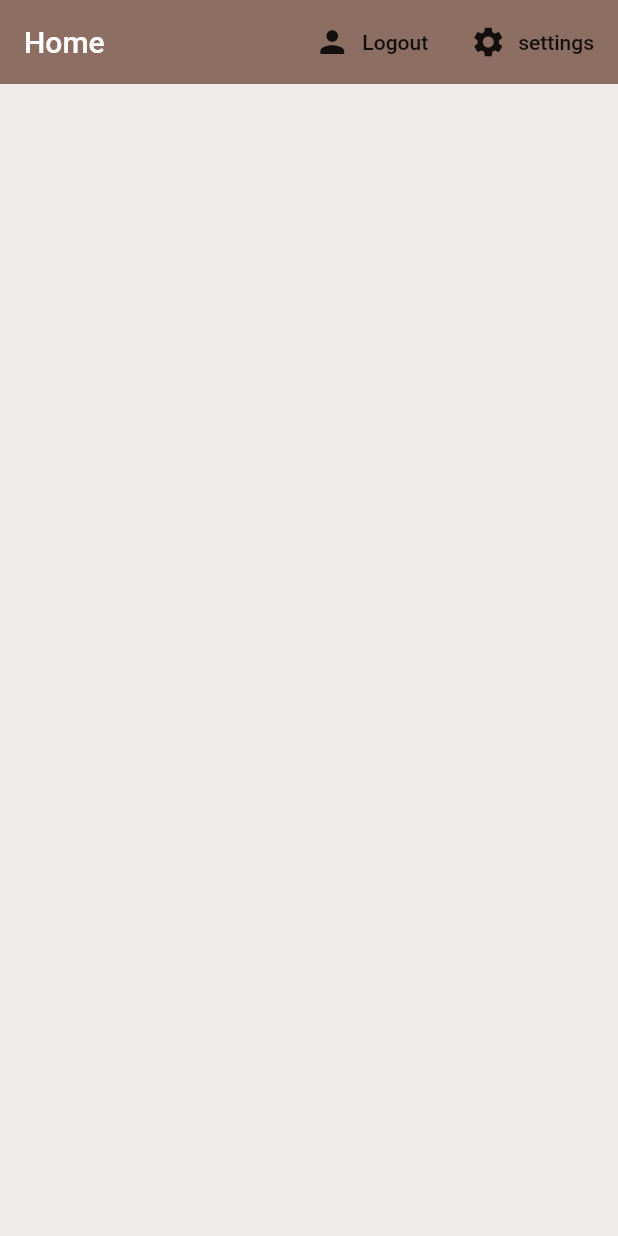
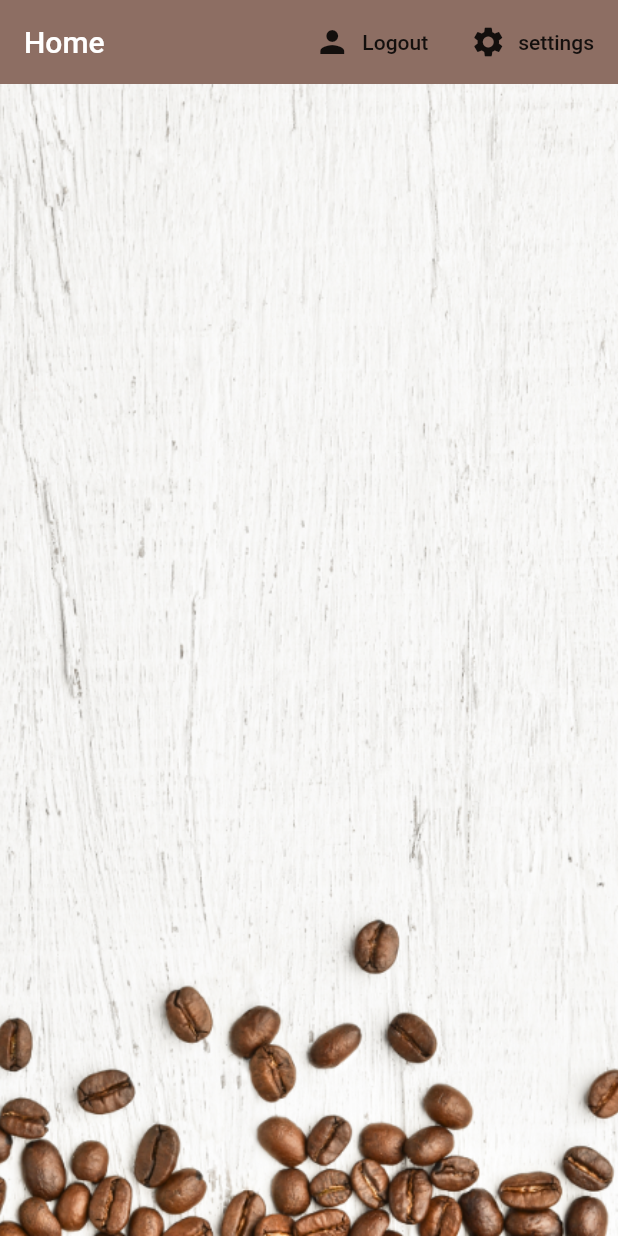
Before and after one commit to Hamza-ye/cafe_example, a Flutter app: the screen it shows once a user with an empty profile is signed in, on a phone screen of 412 x 824 dp. Run offline on Flutter 3.47's test engine with Material 2 defaults, Android fonts, the phone set to English and light mode, and no system bars; our stand-ins replace cloud_firestore, firebase_auth, flutter_spinkit; accounts and stored records are empty.

Commit message:
Add coffee background to the home screen and coffee icon to list item

```diff
--- a/lib/screens/home/home.dart
+++ b/lib/screens/home/home.dart
@@ -47,7 +47,14 @@ class Home extends StatelessWidget {
           ),
         ],
       ),
-      body: BrewList(),
+      body: Container(
+          decoration: BoxDecoration(
+            image: DecorationImage(
+              image: AssetImage('assets/coffee_bg.png'),
+              fit: BoxFit.cover,
+            ),
+          ),
+          child: BrewList()),
     );
   }
 }
--- a/pubspec.yaml
+++ b/pubspec.yaml
@@ -46,9 +46,8 @@ flutter:
   # the material Icons class.
   uses-material-design: true
   # To add assets to your application, add an assets section, like this:
-  # assets:
-  #   - images/a_dot_burr.jpeg
-  #   - images/a_dot_ham.jpeg
+  assets:
+    - assets/
   # An image asset can refer to one or more resolution-specific "variants", see
   # https://flutter.dev/assets-and-images/#resolution-aware.
   # For details regarding adding assets from package dependencies, see
```
Also changed, not shown: lib/screens/home/brew_list.dart (+6 -2 lines), assets/coffee_bg.png (added), assets/coffee_icon.png (added).
